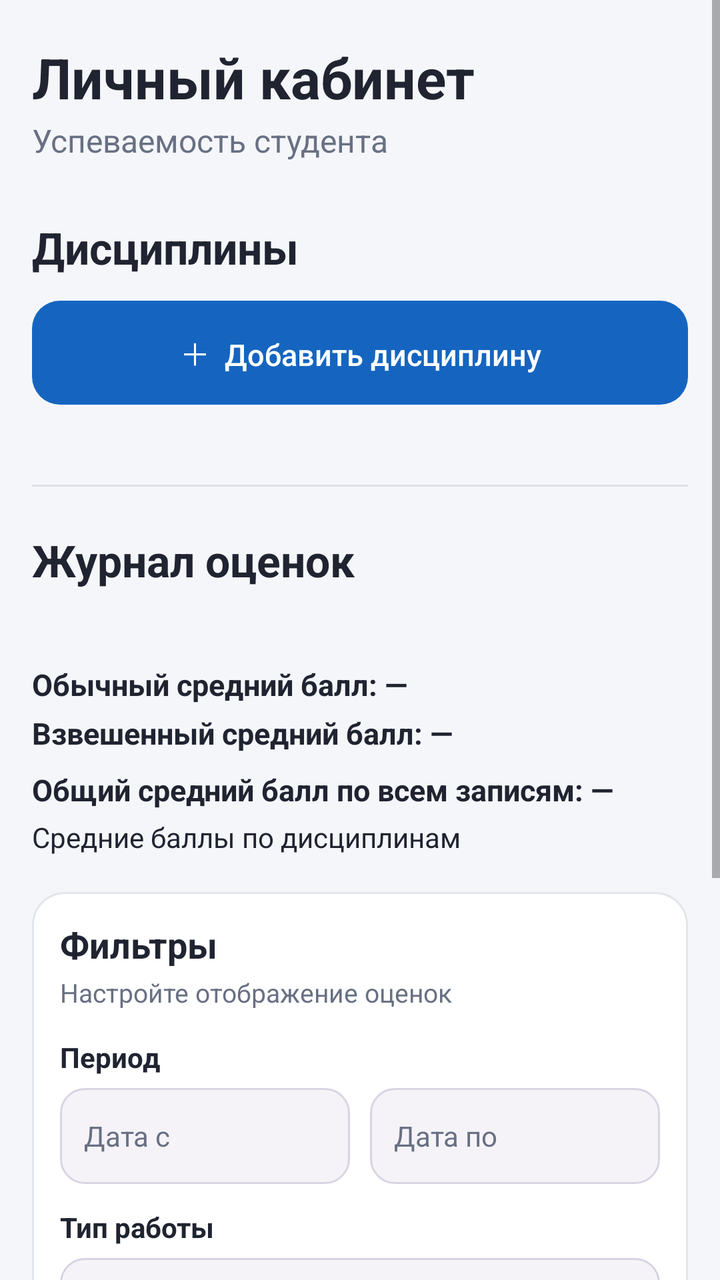
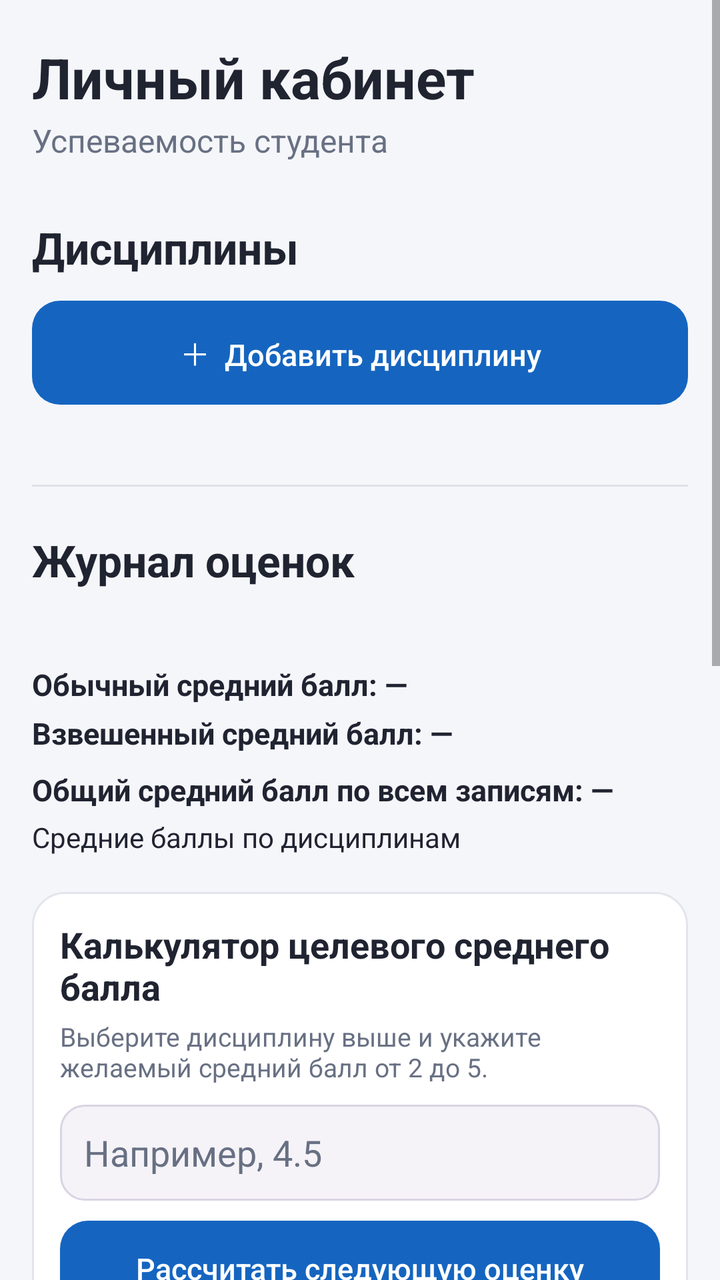

Compare the two renders of this Android layout. The source of the first and the diff that turns it into the second are given below.
<!-- AndroidManifest.xml: activity theme Theme.Studentkab -->
<!-- res/layout/activity_main.xml -->
<?xml version="1.0" encoding="utf-8"?>
<ScrollView xmlns:android="http://schemas.android.com/apk/res/android"
    android:id="@+id/mainScroll"
    android:layout_width="match_parent"
    android:layout_height="match_parent"
    android:background="@color/screen_background"
    android:fillViewport="true"
    android:clipToPadding="false">

    <LinearLayout
        android:layout_width="match_parent"
        android:layout_height="wrap_content"
        android:orientation="vertical"
        android:paddingStart="16dp"
        android:paddingTop="20dp"
        android:paddingEnd="16dp"
        android:paddingBottom="28dp">

        <TextView
            android:layout_width="match_parent"
            android:layout_height="wrap_content"
            android:text="Личный кабинет"
            android:textColor="@color/text_primary"
            android:textSize="28sp"
            android:textStyle="bold" />

        <TextView
            android:layout_width="match_parent"
            android:layout_height="wrap_content"
            android:layout_marginTop="2dp"
            android:text="Успеваемость студента"
            android:textColor="@color/text_secondary"
            android:textSize="16sp" />

        <LinearLayout
            android:layout_width="match_parent"
            android:layout_height="wrap_content"
            android:layout_marginTop="28dp"
            android:gravity="center_vertical"
            android:orientation="horizontal">

            <TextView
                android:layout_width="0dp"
                android:layout_height="wrap_content"
                android:layout_weight="1"
                android:text="Дисциплины"
                android:textColor="@color/text_primary"
                android:textSize="22sp"
                android:textStyle="bold" />

            <TextView
                android:id="@+id/disciplineCount"
                android:layout_width="wrap_content"
                android:layout_height="wrap_content"
                android:textColor="@color/text_secondary"
                android:textSize="14sp" />
        </LinearLayout>

        <Button
            android:id="@+id/addDisciplineButton"
            style="@style/Widget.Studentkab.Button.Add"
            android:layout_width="match_parent"
            android:layout_height="52dp"
            android:layout_marginTop="12dp"
            android:text="＋  Добавить дисциплину" />

        <TextView
            android:id="@+id/emptyDisciplines"
            android:layout_width="match_parent"
            android:layout_height="wrap_content"
            android:layout_marginTop="18dp"
            android:background="@drawable/surface_info_panel_bg"
            android:padding="16dp"
            android:text="Дисциплин пока нет. Добавьте первую дисциплину."
            android:textColor="@color/text_secondary"
            android:textSize="14sp"
            android:visibility="gone" />

        <LinearLayout
            android:id="@+id/disciplinesContainer"
            android:layout_width="match_parent"
            android:layout_height="wrap_content"
            android:layout_marginTop="14dp"
            android:orientation="vertical" />

        <View
            android:layout_width="match_parent"
            android:layout_height="1dp"
            android:layout_marginTop="26dp"
            android:layout_marginBottom="22dp"
            android:background="@color/divider" />

        <TextView
            android:layout_width="match_parent"
            android:layout_height="wrap_content"
            android:text="Журнал оценок"
            android:textColor="@color/text_primary"
            android:textSize="22sp"
            android:textStyle="bold" />

        <TextView
            android:id="@+id/selectedDisciplineName"
            android:layout_width="match_parent"
            android:layout_height="wrap_content"
            android:layout_marginTop="5dp"
            android:textColor="@color/text_secondary"
            android:textSize="15sp" />

        <TextView
            android:id="@+id/averageGrade"
            android:layout_width="match_parent"
            android:layout_height="wrap_content"
            android:layout_marginTop="12dp"
            android:text="Обычный средний балл: —"
            android:textColor="@color/text_primary"
            android:textSize="15sp"
            android:textStyle="bold" />

        <TextView
            android:id="@+id/weightedAverageGrade"
            android:layout_width="match_parent"
            android:layout_height="wrap_content"
            android:layout_marginTop="4dp"
            android:text="Взвешенный средний балл: —"
            android:textColor="@color/text_primary"
            android:textSize="15sp"
            android:textStyle="bold" />

        <TextView
            android:id="@+id/globalAverage"
            android:layout_width="match_parent"
            android:layout_height="wrap_content"
            android:layout_marginTop="8dp"
            android:text="Общий средний балл по всем записям: —"
            android:textColor="@color/text_primary"
            android:textSize="15sp"
            android:textStyle="bold" />

        <TextView
            android:id="@+id/disciplineAverage"
            android:layout_width="match_parent"
            android:layout_height="wrap_content"
            android:layout_marginTop="4dp"
            android:text="Средние баллы по дисциплинам"
            android:textColor="@color/text_primary"
            android:textSize="14sp" />

        <LinearLayout
            android:layout_width="match_parent"
            android:layout_height="wrap_content"
            android:layout_marginTop="18dp"
            android:background="@drawable/card_discipline_bg"
            android:orientation="vertical"
            android:padding="14dp">

            <TextView
                android:layout_width="match_parent"
                android:layout_height="wrap_content"
                android:text="Фильтры"
                android:textColor="@color/text_primary"
                android:textSize="18sp"
                android:textStyle="bold" />

            <TextView
                android:layout_width="match_parent"
                android:layout_height="wrap_content"
                android:layout_marginTop="3dp"
                android:text="Настройте отображение оценок"
                android:textColor="@color/text_secondary"
                android:textSize="13sp" />

            <TextView
                android:layout_width="match_parent"
                android:layout_height="wrap_content"
                android:layout_marginTop="14dp"
                android:text="Период"
                android:textColor="@color/text_primary"
                android:textSize="14sp"
                android:textStyle="bold" />

            <LinearLayout
                android:layout_width="match_parent"
                android:layout_height="wrap_content"
                android:layout_marginTop="6dp"
                android:orientation="horizontal">

                <EditText
                    android:id="@+id/dateFromFilter"
                    android:layout_width="0dp"
                    android:layout_height="48dp"
                    android:layout_weight="1"
                    android:layout_marginEnd="5dp"
                    android:background="@drawable/field_input_bg"
                    android:hint="Дата с"
                    android:inputType="date"
                    android:paddingStart="12dp"
                    android:paddingEnd="8dp"
                    android:singleLine="true"
                    android:textColor="@color/text_primary"
                    android:textColorHint="@color/text_secondary"
                    android:textSize="14sp" />

                <EditText
                    android:id="@+id/dateToFilter"
                    android:layout_width="0dp"
                    android:layout_height="48dp"
                    android:layout_weight="1"
                    android:layout_marginStart="5dp"
                    android:background="@drawable/field_input_bg"
                    android:hint="Дата по"
                    android:inputType="date"
                    android:paddingStart="12dp"
                    android:paddingEnd="8dp"
                    android:singleLine="true"
                    android:textColor="@color/text_primary"
                    android:textColorHint="@color/text_secondary"
                    android:textSize="14sp" />
            </LinearLayout>

            <TextView
                android:layout_width="match_parent"
                android:layout_height="wrap_content"
                android:layout_marginTop="12dp"
                android:text="Тип работы"
                android:textColor="@color/text_primary"
                android:textSize="14sp"
                android:textStyle="bold" />

            
            <Spinner
                android:id="@+id/workTypeFilter"
                android:layout_width="match_parent"
                android:layout_height="48dp"
                android:layout_marginTop="6dp"
                android:background="@drawable/bg_spinner_field"
                android:paddingStart="12dp"
                android:paddingEnd="40dp" />

            <TextView
                android:layout_width="match_parent"
                android:layout_height="wrap_content"
                android:layout_marginTop="12dp"
                android:text="Сортировка"
                android:textColor="@color/text_primary"
                android:textSize="14sp"
                android:textStyle="bold" />

            
            <Spinner
                android:id="@+id/sortGrades"
                android:layout_width="match_parent"
                android:layout_height="48dp"
                android:layout_marginTop="6dp"
                android:background="@drawable/bg_spinner_field"
                android:paddingStart="12dp"
                android:paddingEnd="40dp" />

            <Button
                android:id="@+id/applyFiltersButton"
                style="@style/Widget.Studentkab.Button.Add"
                android:layout_width="match_parent"
                android:layout_height="48dp"
                android:layout_marginTop="14dp"
                android:text="Применить фильтры" />
        </LinearLayout>

        <TextView
            android:id="@+id/filterMessage"
            android:layout_width="match_parent"
            android:layout_height="wrap_content"
            android:textColor="@color/action_delete"
            android:visibility="gone" />

        <TextView
            android:id="@+id/progressDynamics"
            android:layout_width="match_parent"
            android:layout_height="wrap_content"
            android:layout_marginTop="12dp"
            android:background="@drawable/surface_info_panel_bg"
            android:padding="12dp"
            android:text="Динамика по месяцам"
            android:textColor="@color/text_primary"
            android:textSize="14sp" />

        <TextView
            android:id="@+id/emptyGrades"
            android:layout_width="match_parent"
            android:layout_height="wrap_content"
            android:layout_marginTop="14dp"
            android:background="@drawable/surface_info_panel_bg"
            android:padding="16dp"
            android:text="Оценок пока нет."
            android:textColor="@color/text_secondary"
            android:textSize="14sp"
            android:visibility="gone" />

        <LinearLayout
            android:id="@+id/gradesContainer"
            android:layout_width="match_parent"
            android:layout_height="wrap_content"
            android:layout_marginTop="12dp"
            android:orientation="vertical" />

        <TextView
            android:id="@+id/errorMessage"
            android:layout_width="match_parent"
            android:layout_height="wrap_content"
            android:layout_marginTop="12dp"
            android:textColor="@color/action_delete"
            android:textSize="14sp"
            android:visibility="gone" />

    </LinearLayout>
</ScrollView>
<!-- resources referenced by this layout -->
<resources>
  <color name="action_delete">#C62828</color>
  <color name="divider">#DDE1E8</color>
  <color name="screen_background">#F5F6FA</color>
  <color name="text_primary">#202431</color>
  <color name="text_secondary">#687083</color>
  <!-- drawable bg_spinner_field (drawable) -->
  <?xml version="1.0" encoding="utf-8"?>
  <layer-list xmlns:android="http://schemas.android.com/apk/res/android">
      
      <item android:drawable="@drawable/field_input_bg" />
  
      
      <item
          android:drawable="@drawable/ic_arrow_drop_down"
          android:gravity="end|center_vertical"
          android:right="14dp" />
  </layer-list>
  <!-- drawable card_discipline_bg (drawable) -->
  <?xml version="1.0" encoding="utf-8"?>
  <shape xmlns:android="http://schemas.android.com/apk/res/android">
      <solid android:color="@color/card_surface" />
      <corners android:radius="16dp" />
      <stroke android:width="1dp" android:color="@color/card_stroke" />
  </shape>
  <!-- drawable surface_info_panel_bg (drawable) -->
  <?xml version="1.0" encoding="utf-8"?>
  <shape xmlns:android="http://schemas.android.com/apk/res/android">
      <solid android:color="@color/info_surface" />
      <corners android:radius="12dp" />
  </shape>
  <style name="Widget.Studentkab.Button.Add" parent="Widget.Studentkab.Button">
          <item name="android:background">@drawable/btn_add_bg</item>
      </style>
  <style name="Theme.Studentkab" parent="android:Theme.Material.Light.NoActionBar">
          <item name="android:colorAccent">@color/action_add</item>
          <item name="android:alertDialogTheme">@style/Theme.Studentkab.Dialog</item>
      </style>
  <!-- drawable ic_arrow_drop_down (drawable) -->
  <?xml version="1.0" encoding="utf-8"?>
  <vector xmlns:android="http://schemas.android.com/apk/res/android"
      android:width="24dp"
      android:height="24dp"
      android:viewportWidth="24"
      android:viewportHeight="24">
      <path
          android:fillColor="@color/text_secondary"
          android:pathData="M7,10l5,5 5,-5z" />
  </vector>
  <color name="card_surface">#FFFFFFFF</color>
  <color name="card_stroke">#E2E5EC</color>
  <color name="field_surface_focused">#FFFFFF</color>
  <color name="field_stroke_focused">#6650A4</color>
  <color name="field_surface">#F5F3F8</color>
  <color name="field_stroke">#D9D4E3</color>
  <color name="info_surface">#EEF1F6</color>
  <!-- drawable btn_add_bg (drawable) -->
  <?xml version="1.0" encoding="utf-8"?>
  <selector xmlns:android="http://schemas.android.com/apk/res/android">
      <item android:state_pressed="true">
          <shape android:shape="rectangle">
              <solid android:color="#0D47A1" />
              <corners android:radius="14dp" />
          </shape>
      </item>
      <item>
          <shape android:shape="rectangle">
              <solid android:color="@color/action_add" />
              <corners android:radius="14dp" />
          </shape>
      </item>
  </selector>
  <color name="action_add">#1565C0</color>
  <style name="Theme.Studentkab.Dialog" parent="android:Theme.Material.Light.Dialog.Alert">
          <item name="android:colorAccent">@color/action_add</item>
          <item name="android:windowBackground">@drawable/surface_dialog_bg</item>
          <item name="android:windowMinWidthMajor">90%</item>
          <item name="android:windowMinWidthMinor">90%</item>
          <item name="android:windowContentOverlay">@null</item>
      </style>
  <!-- drawable surface_dialog_bg (drawable) -->
  <?xml version="1.0" encoding="utf-8"?>
  <shape xmlns:android="http://schemas.android.com/apk/res/android"
      android:shape="rectangle">
      <solid android:color="@color/card_surface" />
      <corners android:radius="24dp" />
  </shape>
  <!-- unchanged entries left out for length: 3 -->
</resources>

<!-- the commit's change to res/layout/activity_main.xml (unified diff, before → after) -->
@@ -144,6 +144,65 @@
             android:text="Средние баллы по дисциплинам"
             android:textColor="@color/text_primary"
             android:textSize="14sp" />
+
+
+        <LinearLayout
+            android:layout_width="match_parent"
+            android:layout_height="wrap_content"
+            android:layout_marginTop="18dp"
+            android:background="@drawable/card_discipline_bg"
+            android:orientation="vertical"
+            android:padding="14dp">
+
+            <TextView
+                android:layout_width="match_parent"
+                android:layout_height="wrap_content"
+                android:text="Калькулятор целевого среднего балла"
+                android:textColor="@color/text_primary"
+                android:textSize="18sp"
+                android:textStyle="bold" />
+
+            <TextView
+                android:layout_width="match_parent"
+                android:layout_height="wrap_content"
+                android:layout_marginTop="4dp"
+                android:text="Выберите дисциплину выше и укажите желаемый средний балл от 2 до 5."
+                android:textColor="@color/text_secondary"
+                android:textSize="13sp" />
+
+            <EditText
+                android:id="@+id/targetAverageInput"
+                android:layout_width="match_parent"
+                android:layout_height="48dp"
+                android:layout_marginTop="10dp"
+                android:background="@drawable/field_input_bg"
+                android:hint="Например, 4.5"
+                android:inputType="numberDecimal"
+                android:paddingStart="12dp"
+                android:paddingEnd="12dp"
+                android:singleLine="true"
+                android:textColor="@color/text_primary"
+                android:textColorHint="@color/text_secondary" />
+
+            <Button
+                android:id="@+id/calculateTargetAverageButton"
+                style="@style/Widget.Studentkab.Button.Add"
+                android:layout_width="match_parent"
+                android:layout_height="48dp"
+                android:layout_marginTop="10dp"
+                android:text="Рассчитать следующую оценку" />
+
+            <TextView
+                android:id="@+id/targetAverageResult"
+                android:layout_width="match_parent"
+                android:layout_height="wrap_content"
+                android:layout_marginTop="10dp"
+                android:background="@drawable/surface_info_panel_bg"
+                android:padding="12dp"
+                android:text="Результат расчёта появится здесь."
+                android:textColor="@color/text_primary"
+                android:textSize="14sp" />
+        </LinearLayout>
 
         <LinearLayout
             android:layout_width="match_parent"
